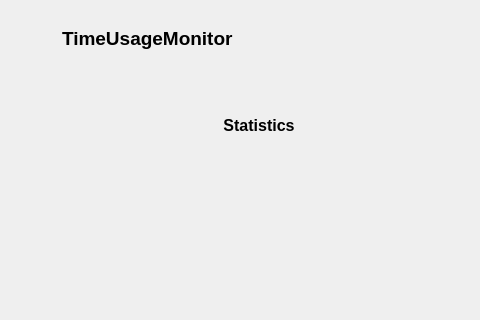
Before: the Qt Designer form gui.ui in Domy7/TimeUsageMonitor, drawn with Qt 5; both pictures show x 311 to 791 and y 0 to 320 of the 982 by 727 pixel window.
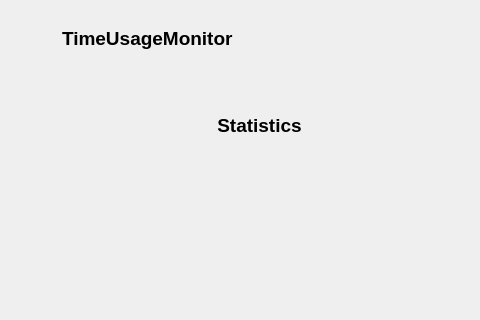
After: the same form once the commit is applied. Icons and pictures are not drawn.

What changed in the file:
```diff
--- a/gui.ui
+++ b/gui.ui
@@ -441,6 +441,9 @@
                      <height>32</height>
                     </size>
                    </property>
+                   <property name="styleSheet">
+                    <string notr="true"/>
+                   </property>
                    <property name="text">
                     <string/>
                    </property>
@@ -465,11 +468,17 @@
                    </property>
                    <property name="font">
                     <font>
-                     <pointsize>12</pointsize>
+                     <family>MS Shell Dlg 2</family>
+                     <pointsize>14</pointsize>
                      <weight>75</weight>
+                     <italic>false</italic>
                      <bold>true</bold>
                     </font>
                    </property>
+                   <property name="styleSheet">
+                    <string notr="true">font: 14pt &quot;MS Shell Dlg 2&quot;;
+font-weight: bold;</string>
+                   </property>
                    <property name="text">
                     <string>Statistics</string>
                    </property>
```
Left out of the diff: 32 changed lines with no effect on the pictures.
